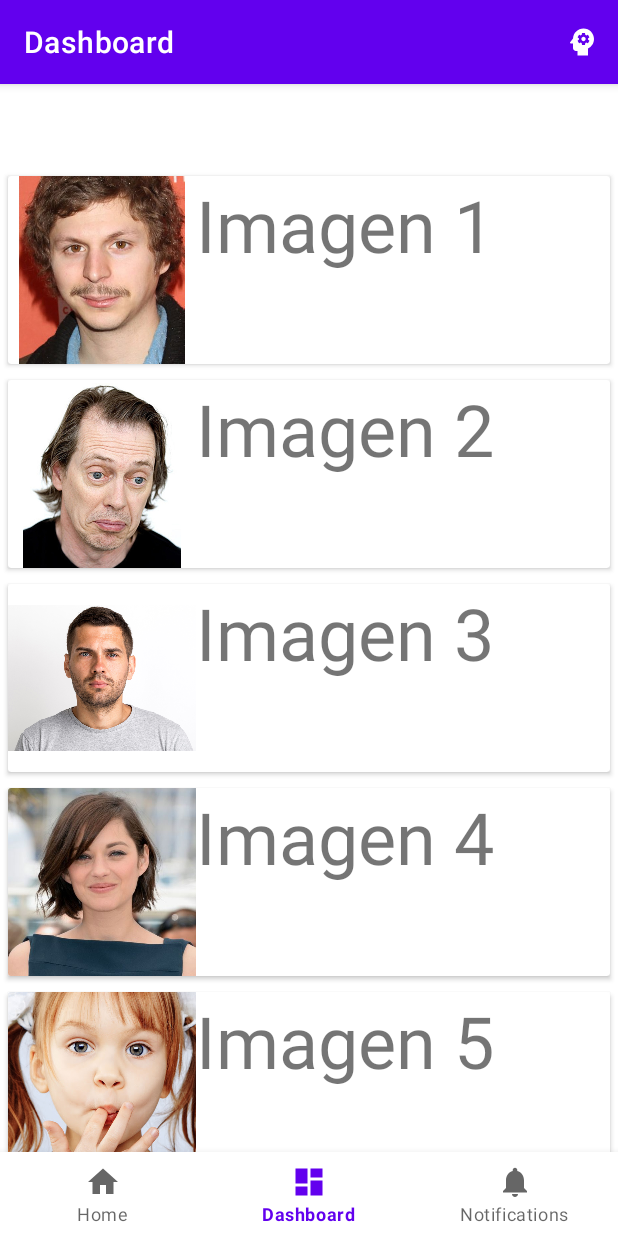
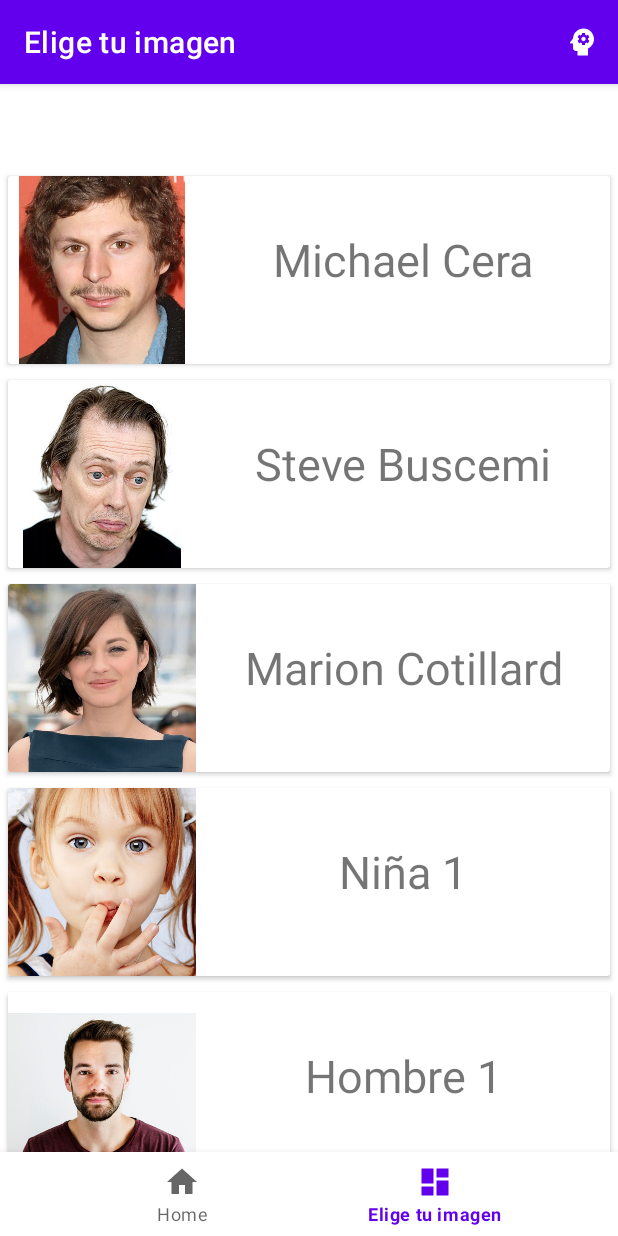
Before and after one commit to combluotion/JigsawV2, an Android app: the DashboardFragment screen opened through its navigation route, on a phone screen of 412 x 824 dp. Run offline under Robolectric (Android 15) with nearby library versions, the phone set to English and light mode, and no system bars; our stand-ins replace navigation-ui; libraries missing offline, so code that uses them is left out: com.afollestad.materialdialogs.

Commit message:
Últimos retoques y v1.0 Producto 1

```diff
--- a/app/src/main/java/com/uocp8/jigsawv2/ui/dashboard/DashboardFragment.java
+++ b/app/src/main/java/com/uocp8/jigsawv2/ui/dashboard/DashboardFragment.java
@@ -109,12 +109,12 @@ public class DashboardFragment extends Fragment {
 
     public List<PictureModel> obtenerPictures() {
         List<PictureModel> picture = new ArrayList<>();
-        picture.add(new PictureModel("Imagen 1", R.drawable.image1));
-        picture.add(new PictureModel("Imagen 2", R.drawable.image2));
-        picture.add(new PictureModel("Imagen 3", R.drawable.image3));
-        picture.add(new PictureModel("Imagen 4", R.drawable.image4));
-        picture.add(new PictureModel("Imagen 5", R.drawable.image5));
-        picture.add(new PictureModel("Imagen 6", R.drawable.image6));
+        picture.add(new PictureModel("Michael Cera", R.drawable.image1));
+        picture.add(new PictureModel("Steve Buscemi", R.drawable.image2));
+        //picture.add(new PictureModel("Imagen 3", R.drawable.image3));
+        picture.add(new PictureModel("Marion Cotillard", R.drawable.image4));
+        picture.add(new PictureModel("Niña 1", R.drawable.image5));
+        picture.add(new PictureModel("Hombre 1", R.drawable.image6));
         return picture;
 
     }
--- a/app/src/main/java/com/uocp8/jigsawv2/ui/home/HomeFragment.java
+++ b/app/src/main/java/com/uocp8/jigsawv2/ui/home/HomeFragment.java
@@ -32,7 +32,7 @@ public class HomeFragment extends Fragment {
 
     private HomeViewModel homeViewModel;
     private FragmentHomeBinding binding;
-    private Button button;
+
     public View onCreateView(@NonNull LayoutInflater inflater,
                              ViewGroup container, Bundle savedInstanceState) {
         homeViewModel =
@@ -41,13 +41,7 @@ public class HomeFragment extends Fragment {
         binding = FragmentHomeBinding.inflate(inflater, container, false);
         View root = binding.getRoot();
 
-        final TextView textView = binding.textHome;
-        homeViewModel.getText().observe(getViewLifecycleOwner(), new Observer<String>() {
-            @Override
-            public void onChanged(@Nullable String s) {
-                textView.setText(s);
-            }
-        });
+
 
         /**
          *
--- a/app/src/main/res/layout/fragment_dashboard.xml
+++ b/app/src/main/res/layout/fragment_dashboard.xml
@@ -11,9 +11,7 @@
         android:id="@+id/text_dashboard"
         android:layout_width="match_parent"
         android:layout_height="wrap_content"
-        android:layout_marginStart="8dp"
-        android:layout_marginTop="8dp"
-        android:layout_marginEnd="8dp"
+
         android:textAlignment="center"
         android:textSize="20sp"
         app:layout_constraintBottom_toBottomOf="parent"
--- a/app/src/main/res/layout/item_picture.xml
+++ b/app/src/main/res/layout/item_picture.xml
@@ -36,10 +36,12 @@
                 <TextView
                     android:id="@+id/textPicture"
                     android:layout_width="match_parent"
-                    android:layout_height="125dp"
+                    android:layout_height="match_parent"
                     android:clickable="false"
                     android:text="TextView"
-                    android:textSize="48sp" />
+                    android:textSize="30sp"
+                    android:textAlignment="center"
+                    android:layout_marginTop="35dp"/>
 
             </LinearLayout>
         </LinearLayout>
--- a/app/src/main/res/menu/bottom_nav_menu.xml
+++ b/app/src/main/res/menu/bottom_nav_menu.xml
@@ -11,9 +11,6 @@
         android:icon="@drawable/ic_dashboard_black_24dp"
         android:title="@string/title_dashboard" />
 
-    <item
-        android:id="@+id/navigation_notifications"
-        android:icon="@drawable/ic_notifications_black_24dp"
-        android:title="@string/title_notifications" />
+
 
 </menu>
--- a/app/src/main/res/values/strings.xml
+++ b/app/src/main/res/values/strings.xml
@@ -1,7 +1,7 @@
 <resources>
     <string name="app_name">JigsawV2</string>
     <string name="title_home">Home</string>
-    <string name="title_dashboard">Dashboard</string>
+    <string name="title_dashboard">Elige tu imagen</string>
     <string name="title_notifications">Notifications</string>
     <string name="action_new_drawing">New Drawing</string>
     <string name="action_ok">OK</string>
```
Also changed, not shown: app/src/main/res/layout/fragment_home.xml (+11 -28 lines), app/src/main/res/layout/image_selection.xml (deleted, +0 -10 lines).
